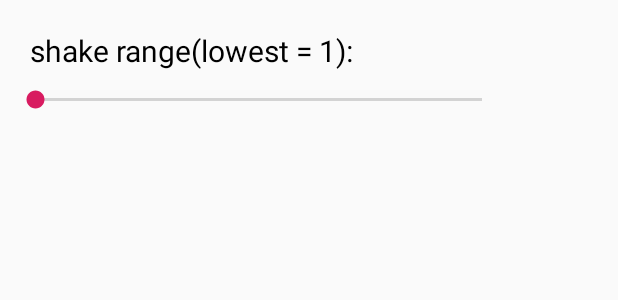
After one commit to sharif-dev/HW2_services, an Android app: the layout shake_range.xml on its own in the app's theme, with its tools: preview values and no code run, on a phone screen of 412 x 824 dp. The commit adds this screen. Shown: the top 300 px of the screen. Run offline under Robolectric (Android 15) with nearby library versions, the phone set to English and light mode, and no system bars.

Commit message:
Shake Acception and Shake Range fragments created.

```diff
--- a/app/src/main/AndroidManifest.xml
+++ b/app/src/main/AndroidManifest.xml
@@ -9,7 +9,7 @@
         android:roundIcon="@mipmap/ic_launcher_round"
         android:supportsRtl="true"
         android:theme="@style/AppTheme" >
-        <activity android:name=".MainActivity" >
+        <activity android:name=".Activities.ShakingActivity" >
             <intent-filter>
                 <action android:name="android.intent.action.MAIN" />
 
--- a/app/src/main/res/layout/activity_main.xml
+++ b/app/src/main/res/layout/activity_shaking.xml
@@ -5,7 +5,7 @@
     xmlns:app="http://schemas.android.com/apk/res-auto"
     android:layout_width="match_parent"
     android:layout_height="match_parent"
-    tools:context=".MainActivity">
+    tools:context=".Activities.ShakingActivity">
 
     <TextView
         android:layout_width="wrap_content"
--- /dev/null
+++ b/app/src/main/res/layout/shake_range.xml
@@ -0,0 +1,30 @@
+<?xml version="1.0" encoding="utf-8"?>
+<LinearLayout xmlns:android="http://schemas.android.com/apk/res/android"
+    xmlns:app="http://schemas.android.com/apk/res-auto"
+    android:id="@+id/shake_range_layout"
+    android:orientation="vertical"
+    android:layout_width="match_parent"
+    android:layout_height="match_parent">
+    <TextView
+        android:id="@+id/shakeRangeTextView"
+        android:layout_width="wrap_content"
+        android:layout_height="wrap_content"
+        android:text="shake range(lowest = 1): "
+        android:layout_marginTop="20dp"
+        android:layout_marginLeft="20dp"
+        android:textSize="20dp"
+        android:textColor="@color/colorBlack"
+        app:layout_constraintBottom_toBottomOf="parent"
+        app:layout_constraintEnd_toEndOf="parent"
+        app:layout_constraintHorizontal_bias="0.0"
+        app:layout_constraintStart_toStartOf="parent"
+        app:layout_constraintTop_toTopOf="parent"
+        app:layout_constraintVertical_bias="0.526" />
+
+    <SeekBar
+        android:id="@+id/seekBar"
+        android:layout_width="330dp"
+        android:layout_height="wrap_content"
+        android:layout_marginLeft="7dp"
+        android:layout_marginTop="10dp" />
+</LinearLayout>
--- a/app/src/main/res/values/colors.xml
+++ b/app/src/main/res/values/colors.xml
@@ -3,4 +3,5 @@
     <color name="colorPrimary">#008577</color>
     <color name="colorPrimaryDark">#00574B</color>
     <color name="colorAccent">#D81B60</color>
+    <color name="colorBlack">#000</color>
 </resources>
--- a/app/src/main/res/values/strings.xml
+++ b/app/src/main/res/values/strings.xml
@@ -1,3 +1,8 @@
 <resources>
     <string name="app_name">Services</string>
+    <string name="shaking_allow_tag">shakingAllowTag</string>
+    <string name="shaking_range_tag">shakingRangingTag</string>
+    <string name="accept">Accept</string>
+    <string name="deny">Deny</string>
+    <string name="close">Close</string>
 </resources>
```
Also changed, not shown: app/src/main/java/com/example/services/Activities/ShakingActivity.java (added, +18 -0 lines), app/src/main/java/com/example/services/Fragments/ShakeAllow.java (added, +55 -0 lines), app/src/main/java/com/example/services/Fragments/ShakeRange.java (added, +72 -0 lines), app/src/main/java/com/example/services/MainActivity.java (deleted, +0 -13 lines), app/src/main/res/layout/shake_allow.xml (added, +23 -0 lines).
